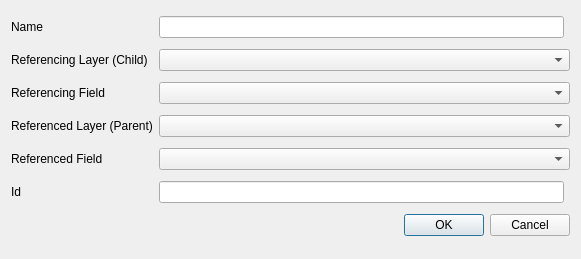
Old version of the form src/ui/qgsrelationadddlgbase.ui in the repository qgis/QGIS.
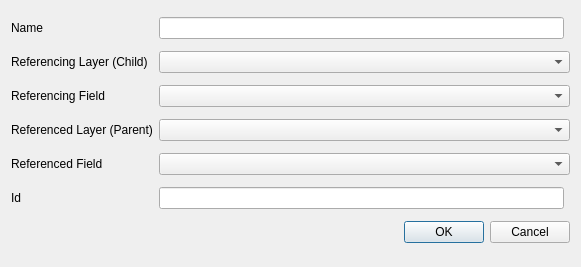
New version of the form.

Commit message: Fix tab order in add relation dialog

```diff
--- a/src/ui/qgsrelationadddlgbase.ui
+++ b/src/ui/qgsrelationadddlgbase.ui
@@ -7,7 +7,7 @@
     <x>0</x>
     <y>0</y>
     <width>581</width>
-    <height>259</height>
+    <height>267</height>
    </rect>
   </property>
   <property name="windowTitle">
```
Left out of the diff: 9 changed lines with no effect on the pictures.
